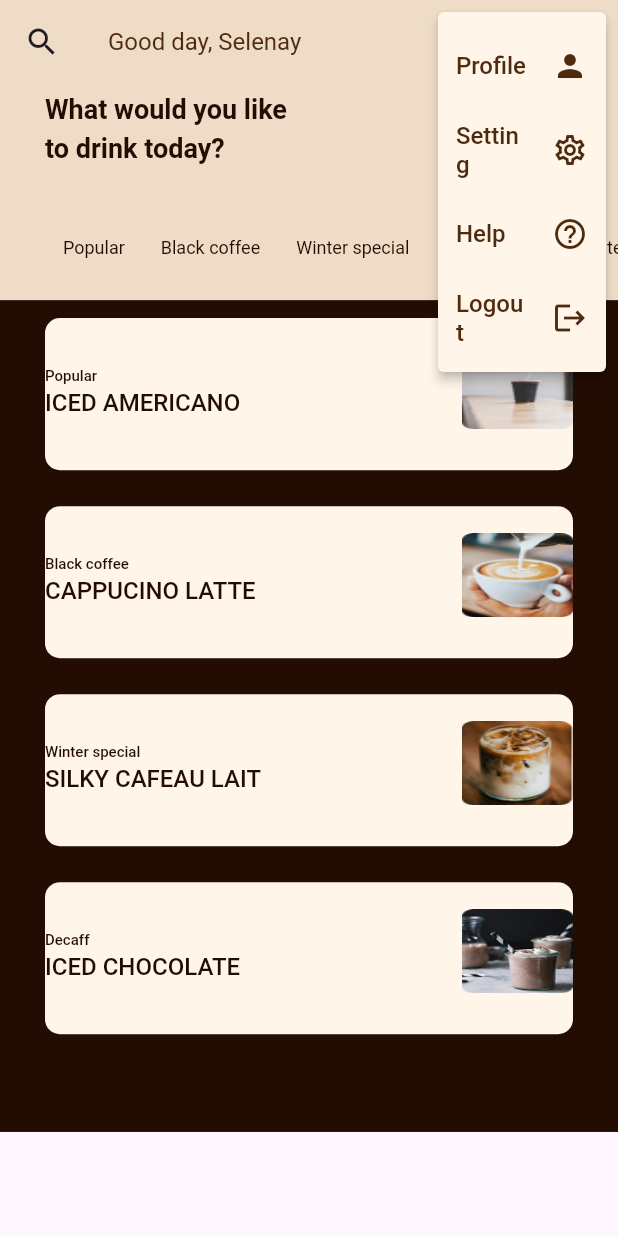
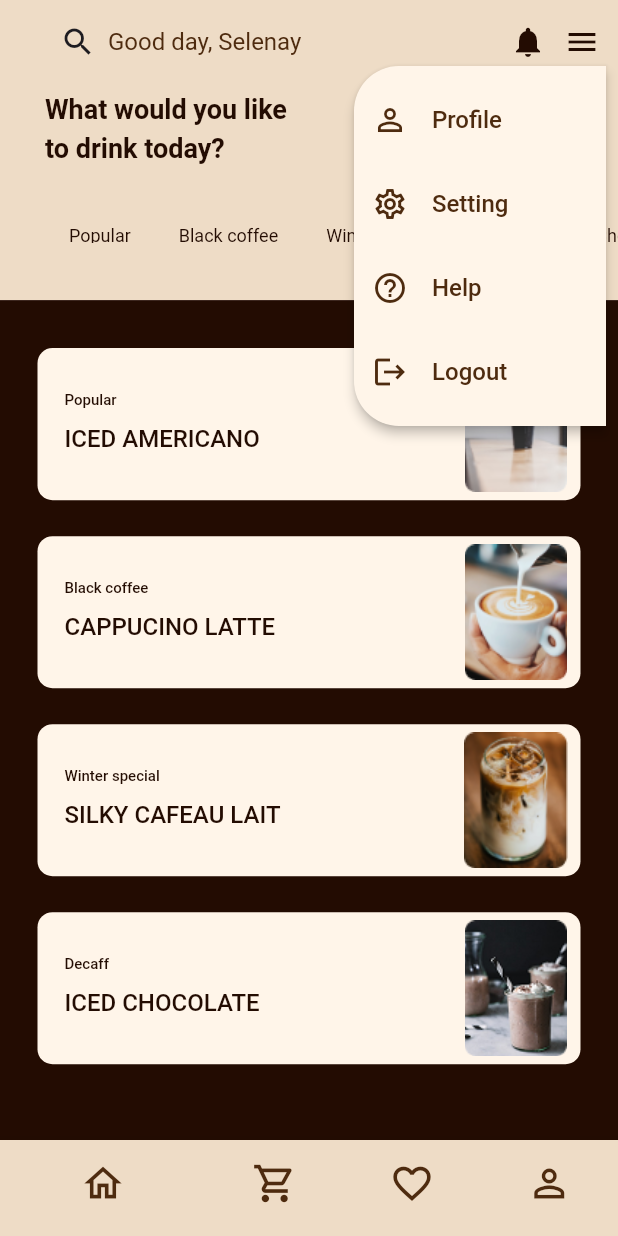
Before and after one commit to HkmPrmr/Coffe-Shop-Clean-Architecture, a Flutter app: the Homepage screen opened by its route, after a tap on the "menu" icon, on a phone screen of 412 x 824 dp. Run offline on Flutter 3.47's test engine with Material 3 defaults, Android fonts, the phone set to English and light mode, and no system bars; Roboto replaces fonts that are missing (Josefin Sans, Poppins).

Commit message:
until now i finished home page things need to continu activate bottombar ,popupmenu

```diff
--- /dev/null
+++ b/lib/presentation/controllers/app_controller.dart
@@ -0,0 +1,16 @@
+import 'package:flutter/material.dart';
+
+abstract class AppLists{
+static List<Map< String,dynamic>> bottomBarItemList=[
+  {'icon':Icons.home_outlined,'label':'Home'},
+  {'icon':Icons.shopping_cart_outlined,'label':'Cart'},
+  {'icon':Icons.favorite_outline,'label':'Favorite'},
+  {'icon':Icons.person_outline,'label':'Profile'},
+];
+static List<Map< String,dynamic>> popUpItemList=[
+  {'icon':Icons.person_outline,'text':'Profile'},
+  {'icon':Icons.settings_outlined,'text':'Setting'},
+  {'icon':Icons.help_outline_sharp,'text':'Help'},
+  {'icon':Icons.logout,'text':'Logout'},
+];
+}
--- a/lib/presentation/controllers/homepage_controller.dart
+++ b/lib/presentation/controllers/homepage_controller.dart
@@ -1,5 +1,4 @@
 import 'package:flutter/material.dart';
-import 'package:flutter/widgets.dart';
 
 abstract class HomePageLists {
   static List<String> coffeTypeList = [
--- a/lib/presentation/pages/homepage/homepage.dart
+++ b/lib/presentation/pages/homepage/homepage.dart
@@ -1,5 +1,6 @@
 import 'package:flutter/material.dart';
 import 'package:widgets_overview_coffeshop/presentation/pages/homepage/homepagewidgets/hp_appbar.dart';
+import 'package:widgets_overview_coffeshop/presentation/pages/homepage/homepagewidgets/hp_bottombar.dart';
 import 'package:widgets_overview_coffeshop/presentation/pages/homepage/homepagewidgets/hp_listview.dart';
 import 'package:widgets_overview_coffeshop/presentation/pages/homepage/homepagewidgets/hp_prolistview.dart';
 import 'package:widgets_overview_coffeshop/presentation/pages/homepage/homepagewidgets/hp_text.dart';
@@ -10,8 +11,10 @@ class Homepage extends StatelessWidget {
   @override
   Widget build(BuildContext context) {
     return Scaffold(
+      // extendBodyBehindAppBar: true,
       appBar: HpAppBar(appBarTitle: 'Good day, Selenay'),
-      body: Column(
+      body: SafeArea(
+        child: Column(
           children: [
             Container(
               color: Color.fromRGBO(238, 220, 198, 1),
@@ -26,28 +29,27 @@ class Homepage extends StatelessWidget {
                       mainText: 'What would you like \nto drink today?',
                     ),
                   ),
-                SizedBox(
-                  height: 28,
-                ),
                   Padding(
-                  padding: const EdgeInsets.only(left: 30),
+                    padding: const EdgeInsets.only(left: 30,top: 28),
                     child: SizedBox(
-                    height:50 ,
+                      height:30 ,
                       child: CoffeTypeListView(),
                     ),
                   ),
                 ],
               ),
             ),
-          SingleChildScrollView(
+            Expanded(
               child: Container(
-              height: MediaQuery.of(context).size.height * 0.673,
+                // height: MediaQuery.of(context).size.height * 0.675,
                 color: Color.fromRGBO(35, 12, 2, 1),
                 child: ProductListView(),
               ),
             ),
           ],
         ),
+      ),
+      bottomNavigationBar: AppBottomBar(),
     );
   }
 }
--- a/lib/presentation/pages/homepage/homepagewidgets/hp_appbar.dart
+++ b/lib/presentation/pages/homepage/homepagewidgets/hp_appbar.dart
@@ -1,5 +1,5 @@
 import 'package:flutter/material.dart';
-import 'package:widgets_overview_coffeshop/presentation/controllers/homepage_controller.dart';
+import 'package:widgets_overview_coffeshop/presentation/controllers/app_controller.dart';
 import 'package:widgets_overview_coffeshop/presentation/pages/homepage/homepagewidgets/hp_popupitem.dart';
 
 class HpAppBar extends StatelessWidget implements PreferredSizeWidget {
@@ -8,8 +8,12 @@ class HpAppBar extends StatelessWidget implements PreferredSizeWidget {
   @override
   Widget build(BuildContext context) {
     return AppBar(
+      scrolledUnderElevation: 0,
       backgroundColor: Color.fromRGBO(238, 220, 198, 1),
-      leading: Icon(Icons.search_outlined),
+      leading: Padding(
+        padding: const EdgeInsets.only(left: 40),
+        child: Icon(Icons.search_outlined),
+      ),
       title: Text(appBarTitle),
       titleTextStyle: TextStyle(
         color: Color.fromRGBO(78, 43, 15, 1),
@@ -24,40 +28,28 @@ class HpAppBar extends StatelessWidget implements PreferredSizeWidget {
           color: Color.fromRGBO(35, 12, 2, 1),
         ),
         PopupMenuButton(
+
+            position: PopupMenuPosition.under,
+            shape: RoundedRectangleBorder(
               borderRadius: BorderRadius.only(
                 topLeft: Radius.circular(30),
                 bottomLeft: Radius.circular(30),
               ),
+            ),
             color: Color.fromRGBO(255, 245, 233, 1),
             icon: Icon(Icons.menu),
-          iconColor: Color.fromRGBO(35, 12, 2, 1) ,
-          itemBuilder: (context) => [
-            PopupMenuItem(
+            iconColor: Color.fromRGBO(35, 12, 2, 1),
+            itemBuilder: (context) {
+              return AppLists.popUpItemList.map((item) {
+                return PopupMenuItem(
+
                   child: PopUpItem(
-                itemText: HomePageLists.popUpTextList[0],
-                trialingItem: HomePageLists.popUpIconList[0],
+                    leadingItem: Icon(item['icon']),
+                    itemText: item['text'],
                   ),
-            ),
-            PopupMenuItem(
-              child: PopUpItem(
-                itemText: HomePageLists.popUpTextList[1],
-                trialingItem: HomePageLists.popUpIconList[1],
-              ),
-            ),
-            PopupMenuItem(
-              child: PopUpItem(
-                itemText: HomePageLists.popUpTextList[2],
-                trialingItem: HomePageLists.popUpIconList[2],
-              ),
-            ),
-            PopupMenuItem(
-              child: PopUpItem(
-                itemText: HomePageLists.popUpTextList[3],
-                trialingItem: HomePageLists.popUpIconList[3],
-              ),
-            ),
-          ],
-        )
+                );
+              }).toList();
+            })
       ],
     );
   }
--- /dev/null
+++ b/lib/presentation/pages/homepage/homepagewidgets/hp_bottombar.dart
@@ -0,0 +1,25 @@
+import 'package:flutter/material.dart';
+import 'package:widgets_overview_coffeshop/presentation/controllers/app_controller.dart';
+
+class AppBottomBar extends StatelessWidget {
+  const AppBottomBar({super.key});
+
+  @override
+  Widget build(BuildContext context) {
+    return BottomNavigationBar(
+      showSelectedLabels: false,
+
+      items: AppLists.bottomBarItemList.map(
+        (item) {
+          return BottomNavigationBarItem(
+            icon: Icon(item['icon'],color: Color.fromRGBO(78, 43, 15, 1),size: 30,),
+            label: item['label'],
+
+            backgroundColor: Color.fromRGBO(238, 220, 198, 1),
+
+          );
+        },
+      ).toList(),
+    );
+  }
+}
--- a/lib/presentation/pages/homepage/homepagewidgets/hp_listview.dart
+++ b/lib/presentation/pages/homepage/homepagewidgets/hp_listview.dart
@@ -10,8 +10,12 @@ class CoffeTypeListView extends StatelessWidget {
     return ListView.builder(
       scrollDirection: Axis.horizontal,
       itemCount: HomePageLists.coffeTypeList.length,
-      itemBuilder: (context, index) =>
-          ListViewButton(coffeType: HomePageLists.coffeTypeList[index]),
+      itemBuilder: (context, index) => Padding(
+        padding: const EdgeInsets.symmetric(horizontal: 4),
+        child: ListViewButton(
+          coffeType: HomePageLists.coffeTypeList[index],
+        ),
+      ),
     );
   }
 }
--- a/lib/presentation/pages/homepage/homepagewidgets/hp_popupitem.dart
+++ b/lib/presentation/pages/homepage/homepagewidgets/hp_popupitem.dart
@@ -1,13 +1,13 @@
 import 'package:flutter/material.dart';
 
 class PopUpItem extends StatelessWidget {
-  const PopUpItem({super.key, required this.trialingItem, required this.itemText});
-  final Widget trialingItem;
+  const PopUpItem({super.key, required this.leadingItem, required this.itemText});
+  final Widget leadingItem;
   final String itemText;
   @override
   Widget build(BuildContext context) {
     return ListTile(
-      trailing: trialingItem,
+      leading: leadingItem,
       iconColor: Color.fromRGBO(78, 43, 15, 1),
       title:Text(itemText) ,
       titleTextStyle: TextStyle(
--- a/lib/presentation/pages/homepage/homepagewidgets/hp_product.dart
+++ b/lib/presentation/pages/homepage/homepagewidgets/hp_product.dart
@@ -17,34 +17,80 @@ class SingleProduct extends StatelessWidget {
         color: Color.fromRGBO(255, 245, 233, 1),
         borderRadius: BorderRadius.circular(10),
       ),
-      child: ListTile(
-        title: Text(coffeType),
-        contentPadding: EdgeInsets.only(top: 10),
-        titleTextStyle: TextStyle(
+      child: Row(
+        mainAxisAlignment: MainAxisAlignment.spaceBetween,
+        children: [
+          Padding(
+            padding: const EdgeInsets.symmetric(horizontal: 18),
+            child: RichText(
+              text: TextSpan(children: [
+                TextSpan(
+                  text: coffeType,
+                  style: TextStyle(
                     color: Color.fromRGBO(35, 12, 2, 1),
                     fontFamily: 'Poppins',
                     fontWeight: FontWeight.w500,
                     fontSize: 10,
+                    height: 0,
                     letterSpacing: 0,
                   ),
-        subtitle: Text(coffeName),
-        subtitleTextStyle: TextStyle(
+                ),
+                TextSpan(
+                  text: '\n$coffeName',
+                  style: TextStyle(
                     color: Color.fromRGBO(35, 12, 2, 1),
                     fontFamily: 'Poppins',
                     fontWeight: FontWeight.w500,
                     fontSize: 16,
+                    height: 2,
                     letterSpacing: 0,
                   ),
-        trailing: Container(
-          decoration: BoxDecoration(borderRadius: BorderRadius.circular(10)),
-          height: MediaQuery.sizeOf(context).height * 0.12,
+                ),
+              ]),
+            ),
+          ),
+          Padding(
+            padding: const EdgeInsets.symmetric(horizontal: 6),
+            child: SizedBox(
+              height: MediaQuery.sizeOf(context).height * 0.11,
               width: MediaQuery.sizeOf(context).width * 0.18,
               child: Image.asset(
                 coffeImage,
-            fit: BoxFit.fill,
+                fit: BoxFit.fitHeight,
               ),
             ),
+          )
+        ],
       ),
+      // child: ListTile(
+      //   title: Text(coffeType),
+      //   contentPadding: EdgeInsets.only(top: 10),
+      //   titleTextStyle: TextStyle(
+      //     color: Color.fromRGBO(35, 12, 2, 1),
+      //     fontFamily: 'Poppins',
+      //     fontWeight: FontWeight.w500,
+      //     fontSize: 10,
+      //     letterSpacing: 0,
+      //   ),
+      //   subtitle: Text(coffeName),
+      //   subtitleTextStyle: TextStyle(
+      //     color: Color.fromRGBO(35, 12, 2, 1),
+      //     fontFamily: 'Poppins',
+      //     fontWeight: FontWeight.w500,
+      //     fontSize: 16,
+      //     letterSpacing: 0,
+      //   ),
+
+      //   trailing: Container(
+      //     decoration: BoxDecoration(borderRadius: BorderRadius.circular(10)),
+      // height: MediaQuery.sizeOf(context).height * 0.11,
+      // width: MediaQuery.sizeOf(context).width * 0.18,
+      //     child: Image.asset(
+      //       coffeImage,
+      //       fit: BoxFit.fitHeight,
+      //     ),
+      //   ),
+      // ),
     );
   }
 }
--- a/lib/presentation/pages/homepage/homepagewidgets/hp_prolistview.dart
+++ b/lib/presentation/pages/homepage/homepagewidgets/hp_prolistview.dart
@@ -8,12 +8,12 @@ class ProductListView extends StatelessWidget {
   @override
   Widget build(BuildContext context) {
     return ListView.builder(
-
+      padding: EdgeInsets.symmetric(vertical: 20 ),
       itemCount: HomePageLists.coffeImageList.length,
       itemBuilder: (context, index) => Padding(
         padding: const EdgeInsets.symmetric(
-          horizontal: 30,
-          vertical: 12,
+          horizontal: 25,
+          vertical:12,
         ),
         child: SingleProduct(
           coffeType: HomePageLists.coffeTypeList[index],
```
Lines whose indentation alone changed are shown as unchanged.
